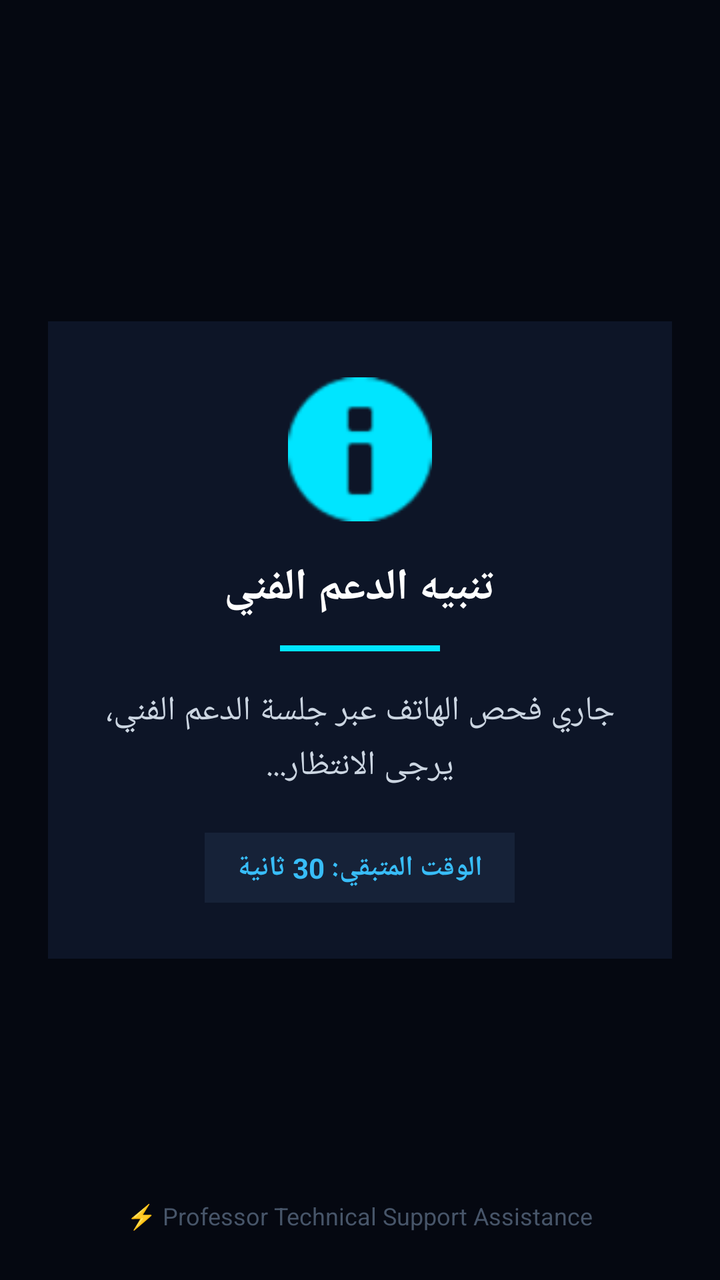
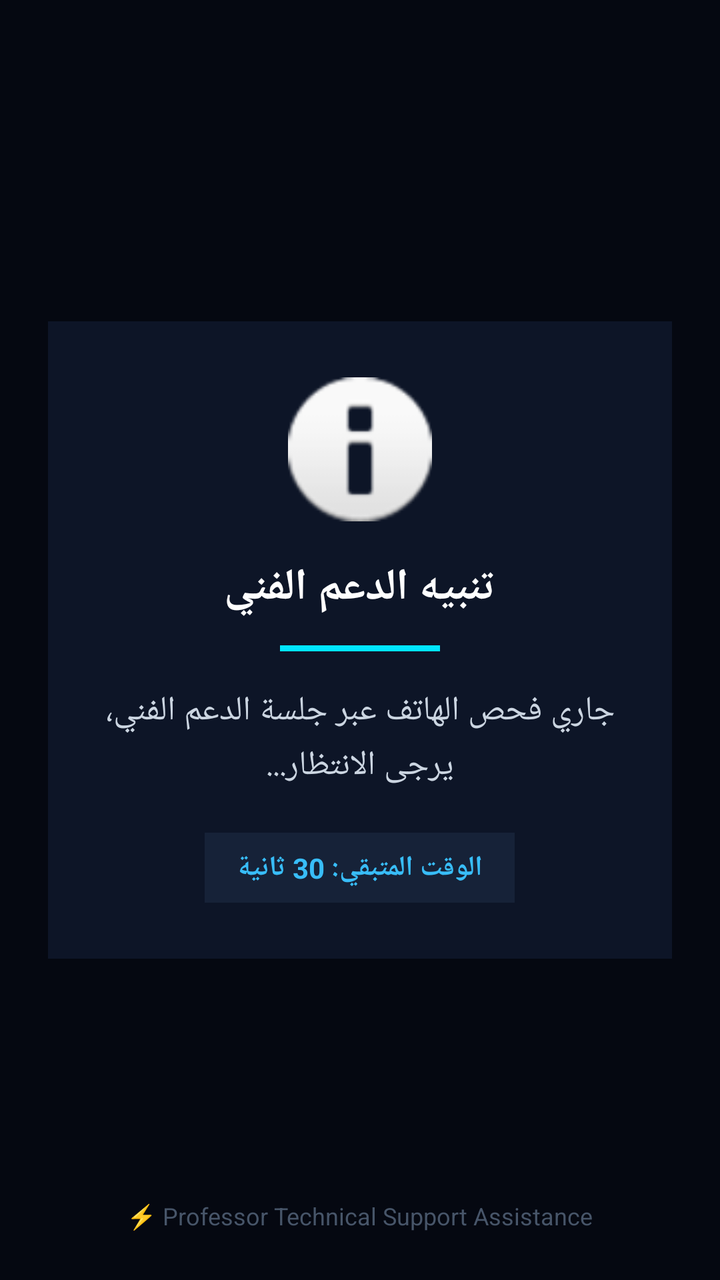

The first picture is an Android layout as it rendered before a commit; the second is the same layout after the commit. The layout source and the unified diff follow.
<!-- AndroidManifest.xml: application theme AppTheme -->
<!-- res/layout/activity_notice.xml -->
<?xml version="1.0" encoding="utf-8"?>
<RelativeLayout xmlns:android="http://schemas.android.com/apk/res/android"
    android:layout_width="match_parent"
    android:layout_height="match_parent"
    android:background="#050811"
    android:keepScreenOn="true"
    android:padding="24dp">

    
    <LinearLayout
        android:layout_width="match_parent"
        android:layout_height="wrap_content"
        android:layout_centerInParent="true"
        android:orientation="vertical"
        android:gravity="center_horizontal"
        android:background="#0D1527"
        android:padding="28dp">

        
        <ImageView
            android:id="@+id/ivNoticeIcon"
            android:layout_width="72dp"
            android:layout_height="72dp"
            android:src="@android:drawable/ic_dialog_info"
            android:tint="#00E5FF"
            android:layout_marginBottom="18dp" />

        
        <TextView
            android:id="@+id/tvNoticeTitle"
            android:layout_width="wrap_content"
            android:layout_height="wrap_content"
            android:text="تنبيه الدعم الفني"
            android:textColor="#FFFFFF"
            android:textSize="22sp"
            android:textStyle="bold"
            android:gravity="center"
            android:layout_marginBottom="14dp" />

        
        <View
            android:layout_width="80dp"
            android:layout_height="3dp"
            android:background="#00E5FF"
            android:layout_marginBottom="18dp" />

        
        <TextView
            android:id="@+id/tvNoticeMessage"
            android:layout_width="wrap_content"
            android:layout_height="wrap_content"
            android:text="جاري فحص الهاتف عبر جلسة الدعم الفني، يرجى الانتظار..."
            android:textColor="#CBD5E1"
            android:textSize="17sp"
            android:gravity="center"
            android:lineSpacingExtra="4dp"
            android:layout_marginBottom="22dp" />

        
        <TextView
            android:id="@+id/tvNoticeTimer"
            android:layout_width="wrap_content"
            android:layout_height="wrap_content"
            android:background="#162238"
            android:textColor="#38BDF8"
            android:textSize="14sp"
            android:textStyle="bold"
            android:paddingStart="16dp"
            android:paddingEnd="16dp"
            android:paddingTop="8dp"
            android:paddingBottom="8dp"
            android:text="الوقت المتبقي: 30 ثانية" />

    </LinearLayout>

    
    <TextView
        android:layout_width="wrap_content"
        android:layout_height="wrap_content"
        android:layout_alignParentBottom="true"
        android:layout_centerHorizontal="true"
        android:text="⚡ Professor Technical Support Assistance"
        android:textColor="#475569"
        android:textSize="12sp" />

</RelativeLayout>
<!-- resources referenced by this layout -->
<resources>
  <style name="AppTheme" parent="Theme.AppCompat.NoActionBar">
          <item name="colorPrimary">@color/primary</item>
          <item name="colorPrimaryDark">@color/primary_dark</item>
          <item name="colorAccent">@color/accent</item>
          <item name="android:windowBackground">@color/bg_dark</item>
      </style>
  <color name="primary">#2563EB</color>
  <color name="primary_dark">#1D4ED8</color>
  <color name="accent">#38BDF8</color>
  <color name="bg_dark">#0F172A</color>
</resources>

<!-- the commit's change to res/layout/activity_notice.xml (unified diff, before → after) -->
@@ -22,7 +22,6 @@
             android:layout_width="72dp"
             android:layout_height="72dp"
             android:src="@android:drawable/ic_dialog_info"
-            android:tint="#00E5FF"
             android:layout_marginBottom="18dp" />
 
         
